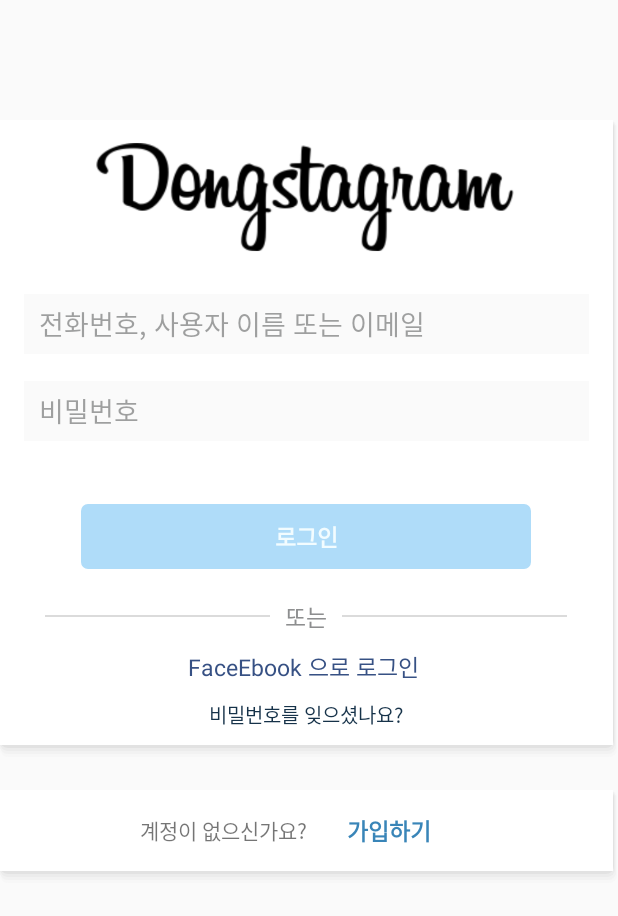
After one commit to N0mercy00/Study01_Kotlin, an Android app: the LoginActivity screen opened directly, with no data from a screen before it, on a phone screen of 412 x 824 dp. The commit adds this screen. Shown: the top 916 px of the screen. Run offline under Robolectric (Android 15) with nearby library versions, the phone set to English and light mode, and no system bars.

Commit message:
DONGSTAGRAM no network! try change activity

```diff
--- a/app/src/main/AndroidManifest.xml
+++ b/app/src/main/AndroidManifest.xml
@@ -7,13 +7,14 @@
     <uses-permission android:name="android.permission.CAMERA" />
 
     <application
+        android:name=".MasterApplication"
         android:allowBackup="true"
         android:icon="@mipmap/ic_launcher"
         android:label="@string/app_name"
         android:roundIcon="@mipmap/ic_launcher_round"
         android:supportsRtl="true"
-        android:name=".MasterApplication"
         android:theme="@style/Theme.Study01_Kotlin">
+        <activity android:name=".LoginActivity"></activity>
         <activity android:name=".EmailSignupActivity">
             <intent-filter>
                 <action android:name="android.intent.action.MAIN" />
@@ -21,10 +22,8 @@
                 <category android:name="android.intent.category.LAUNCHER" />
             </intent-filter>
         </activity>
-        <activity android:name=".PermmisionA">
-
-        </activity>
-        <activity android:name=".AsyncActivity"></activity>
+        <activity android:name=".PermmisionA"></activity>
+        <activity android:name=".AsyncActivity" />
         <activity android:name=".RealmActivity" />
         <activity android:name=".Sharedpreference" />
         <activity android:name=".TabPager2" />
--- a/app/src/main/java/com/example/study01_kotlin/EmailSignupActivity.kt
+++ b/app/src/main/java/com/example/study01_kotlin/EmailSignupActivity.kt
@@ -2,6 +2,7 @@ package com.example.study01_kotlin
 
 import android.app.Activity
 import android.content.Context
+import android.content.Intent
 import androidx.appcompat.app.AppCompatActivity
 import android.os.Bundle
 import android.util.Log
@@ -46,9 +47,9 @@ class EmailSignupActivity : AppCompatActivity() {
             register(this)
         }
         loginBtn.setOnClickListener {
-            val sp = activity.getSharedPreferences("login_sp",Context.MODE_PRIVATE)
-            val token = sp.getString("login_sp","")
-            Log.d("testtoken","token is : " + token)
+           startActivity(
+               Intent(this,LoginActivity::class.java)
+           )
 
         }
 
@@ -56,9 +57,9 @@ class EmailSignupActivity : AppCompatActivity() {
 
     //가입함수
     fun register(activity: Activity){
-        val username = usernameView.text.toString()
-        val password1 = userPasswordView1.text.toString()
-        val password2 = userPasswordView2.text.toString()
+        val username = getUserName()
+        val password1 = getUserPassword1()
+        val password2 = getUserPassword1()
 
 
         (application as MasterApplication).service.register(
@@ -71,6 +72,7 @@ class EmailSignupActivity : AppCompatActivity() {
                     val user = response.body()
                     val token = user!!.token!!
                     saveUserToken(token,activity)
+                    (application as MasterApplication).createRetrofit()
                 }
             }
             override fun onFailure(call: Call<User>, t: Throwable) {
--- /dev/null
+++ b/app/src/main/java/com/example/study01_kotlin/LoginActivity.kt
@@ -0,0 +1,26 @@
+package com.example.study01_kotlin
+
+import android.content.Intent
+import androidx.appcompat.app.AppCompatActivity
+import android.os.Bundle
+import android.widget.Toast
+import kotlinx.android.synthetic.main.activity_login.*
+
+class LoginActivity : AppCompatActivity() {
+    override fun onCreate(savedInstanceState: Bundle?) {
+        super.onCreate(savedInstanceState)
+        setContentView(R.layout.activity_login)
+
+        btn_register.setOnClickListener {
+            val intent = Intent(this, EmailSignupActivity::class.java)
+            startActivity(intent)
+        }
+
+        btn_login.setOnClickListener {
+            val username = et_username_inputbox.text.toString()
+            val password = et_password_inputbox.text.toString()
+
+            Toast.makeText(this,"로그인 성공",Toast.LENGTH_LONG).show()
+        }
+    }
+}
--- a/app/src/main/java/com/example/study01_kotlin/RetrofitService.kt
+++ b/app/src/main/java/com/example/study01_kotlin/RetrofitService.kt
@@ -16,6 +16,13 @@ interface RetrofitService {
        @Field("password2")password2 : String
     ):Call<User>
 
+    @POST("user/login/")
+    @FormUrlEncoded
+    fun login(
+        @Field("username")username : String,
+        @Field("password")password : String
+    ):Call<User>
+
 
 
 }
--- /dev/null
+++ b/app/src/main/res/layout/activity_login.xml
@@ -0,0 +1,187 @@
+<?xml version="1.0" encoding="utf-8"?>
+<LinearLayout xmlns:android="http://schemas.android.com/apk/res/android"
+    xmlns:app="http://schemas.android.com/apk/res-auto"
+    xmlns:tools="http://schemas.android.com/tools"
+    android:layout_width="match_parent"
+    android:layout_height="match_parent"
+    android:background="#fafafa"
+
+    android:orientation="vertical"
+    tools:context=".LoginActivity">
+
+    <LinearLayout
+        android:layout_width="match_parent"
+        android:layout_height="wrap_content"
+        android:layout_marginTop="80dp"
+        android:background="@drawable/shadow"
+        android:orientation="vertical"
+
+
+        >
+
+        <ImageView
+            android:layout_width="360dp"
+            android:layout_height="100dp"
+            android:layout_gravity="center"
+            android:padding="10dp"
+            android:src="@drawable/dongstagram"
+
+
+            />
+
+        <LinearLayout
+            android:layout_width="match_parent"
+            android:layout_height="wrap_content"
+            android:layout_gravity="center"
+            android:layout_marginBottom="20dp"
+            android:orientation="vertical"
+            android:padding="16dp">
+
+            <EditText
+                android:id="@+id/et_username_inputbox"
+                android:layout_width="match_parent"
+                android:layout_height="40dp"
+                android:layout_gravity="center"
+                android:layout_marginBottom="18dp"
+                android:background="#ffffff"
+                android:backgroundTint="#fafafa"
+                android:hint="전화번호, 사용자 이름 또는 이메일"
+                android:paddingLeft="10dp"
+                android:textColorHint="#79383A3C" />
+
+            <EditText
+                android:id="@+id/et_password_inputbox"
+                android:layout_width="match_parent"
+                android:layout_height="40dp"
+                android:layout_gravity="center"
+                android:layout_marginBottom="6dp"
+                android:background="#ffffff"
+                android:backgroundTint="#fafafa"
+                android:hint="비밀번호"
+                android:paddingLeft="10dp"
+                android:inputType="textPassword"
+                android:textColorHint="#79383A3C" />
+
+
+        </LinearLayout>
+
+        <TextView
+            android:id="@+id/btn_login"
+            android:layout_width="300dp"
+            android:layout_height="wrap_content"
+            android:layout_gravity="center"
+            android:layout_marginBottom="10dp"
+            android:background="@drawable/customlogin"
+            android:gravity="center"
+            android:padding="10dp"
+            android:paddingLeft="15dp"
+            android:paddingRight="15dp"
+            android:paddingBottom="15dp"
+            android:text="로그인"
+            android:textColor="#f2fcff"
+            android:textSize="15sp"
+            android:textStyle="bold" />
+
+        <LinearLayout
+            android:layout_width="match_parent"
+            android:layout_height="wrap_content"
+            android:orientation="vertical">
+
+            <LinearLayout
+                android:layout_width="match_parent"
+                android:layout_height="wrap_content"
+                android:layout_gravity="center"
+                android:layout_margin="10dp"
+                android:gravity="center"
+                android:orientation="horizontal">
+
+                <TextView
+                    android:layout_width="150dp"
+                    android:layout_height="1dp"
+                    android:layout_gravity="center"
+                    android:layout_margin="10dp"
+                    android:background="#dbdbdb"
+                    android:text="-------------------------------" />
+
+                <TextView
+                    android:layout_width="wrap_content"
+                    android:layout_height="wrap_content"
+                    android:layout_gravity="center"
+                    android:gravity="center"
+                    android:text="또는"
+                    android:textColor="#8d8e8f"
+                    android:textSize="15sp" />
+
+                <TextView
+                    android:layout_width="150dp"
+                    android:layout_height="1dp"
+                    android:layout_gravity="center"
+                    android:layout_margin="10dp"
+                    android:background="#dbdbdb"
+                    android:text="-------------------------------" />
+
+            </LinearLayout>
+
+            <TextView
+                android:layout_width="wrap_content"
+                android:layout_height="wrap_content"
+                android:layout_gravity="center"
+                android:text="FaceEbook 으로 로그인 "
+                android:textColor="#375184"
+                android:textSize="15sp" />
+
+            <TextView
+                android:layout_width="wrap_content"
+                android:layout_height="wrap_content"
+                android:layout_gravity="center"
+                android:layout_marginTop="10dp"
+                android:layout_marginBottom="10dp"
+                android:text="비밀번호를 잊으셨나요?"
+                android:textColor="#163249"
+                android:textSize="13sp" />
+
+
+        </LinearLayout>
+    </LinearLayout>
+
+
+    <LinearLayout
+        android:layout_width="match_parent"
+        android:layout_height="wrap_content"
+        android:layout_marginTop="20dp"
+        android:background="@drawable/shadow"
+        android:orientation="horizontal">
+
+        <LinearLayout
+            android:layout_width="match_parent"
+            android:layout_height="wrap_content"
+            android:layout_gravity="center"
+            android:gravity="center"
+            android:orientation="horizontal">
+
+            <TextView
+                android:layout_width="wrap_content"
+                android:layout_height="wrap_content"
+                android:text="계정이 없으신가요?" />
+
+            <TextView
+                android:id="@+id/btn_register"
+                android:layout_width="110dp"
+                android:layout_height="wrap_content"
+                android:layout_gravity="center"
+                android:background="#ffffff"
+                android:gravity="center"
+                android:padding="15dp"
+                android:paddingLeft="15dp"
+                android:paddingRight="15dp"
+                android:paddingBottom="15dp"
+                android:text="가입하기"
+                android:textColor="#3985b8"
+                android:textSize="15sp"
+                android:textStyle="bold" />
+        </LinearLayout>
+
+    </LinearLayout>
+
+
+</LinearLayout>
```
